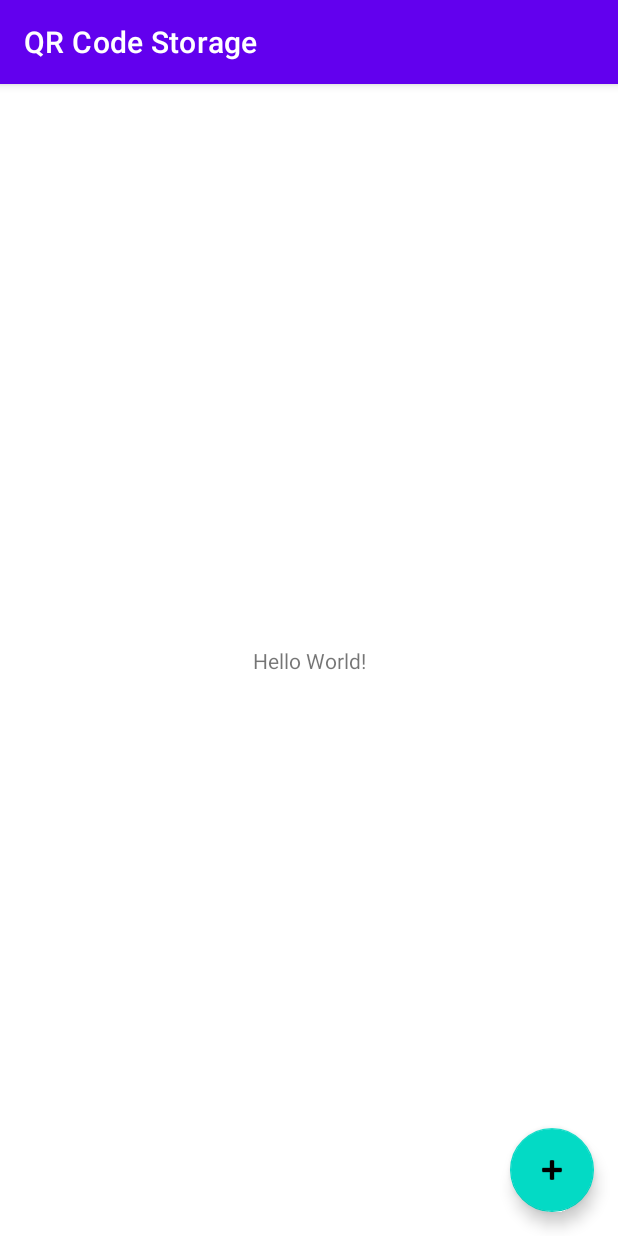
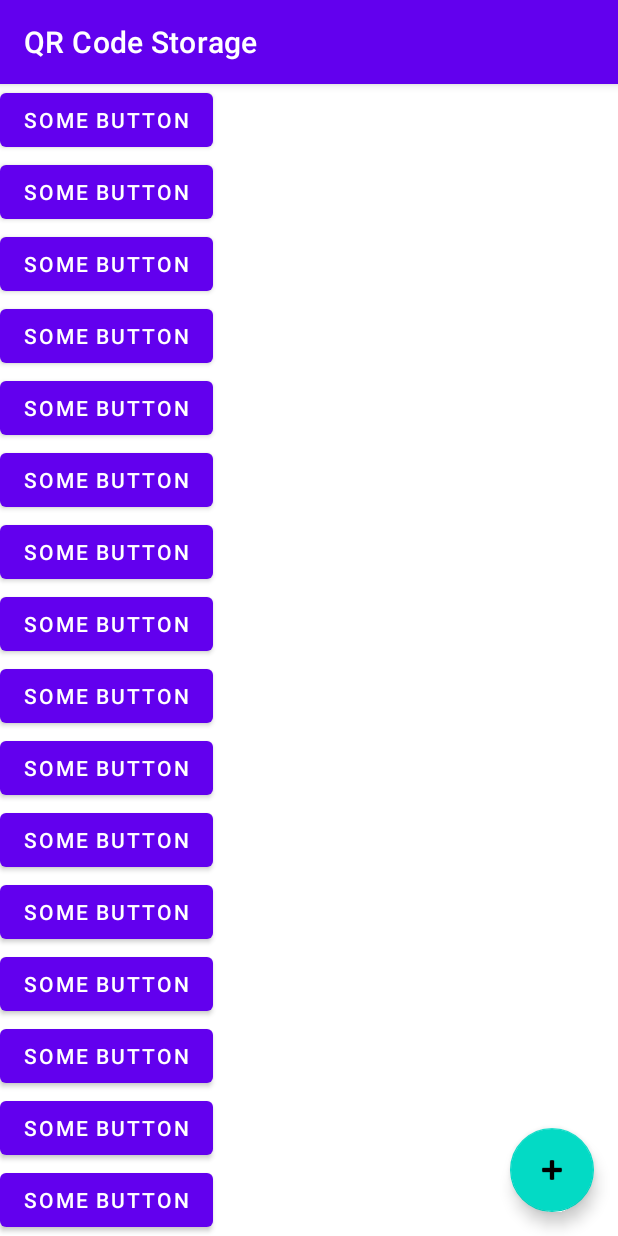
Before and after one commit to NWuensche/QRCodeStorage, an Android app: the screen it shows after launch (MainActivity), on a phone screen of 412 x 824 dp. Run offline under Robolectric (Android 15) with nearby library versions, the phone set to English and light mode, and no system bars; libraries missing offline, so code that uses them is left out: com.budiyev.android.

Commit message:
Add Recycler View and fill it

```diff
--- a/app/src/main/java/de/nwuensche/qrcodestorage/MainActivity.kt
+++ b/app/src/main/java/de/nwuensche/qrcodestorage/MainActivity.kt
@@ -3,16 +3,23 @@ package de.nwuensche.qrcodestorage
 import android.content.Intent
 import androidx.appcompat.app.AppCompatActivity
 import android.os.Bundle
+import android.widget.LinearLayout
 import android.widget.Toast
+import androidx.recyclerview.widget.LinearLayoutManager
+import androidx.recyclerview.widget.RecyclerView
 import com.budiyev.android.codescanner.*
 import com.google.android.material.floatingactionbutton.FloatingActionButton
 
 class MainActivity : AppCompatActivity() {
-    private lateinit var codeScanner: CodeScanner
-
+    //TODO Licenses Libraries
     override fun onCreate(savedInstanceState: Bundle?) {
         super.onCreate(savedInstanceState)
         setContentView(R.layout.activity_main)
+
+        val rView = findViewById<RecyclerView>(R.id.qrlist).apply {
+            layoutManager = LinearLayoutManager(this@MainActivity)
+            adapter = RAdapter()
+        }
 
         val fab = findViewById<FloatingActionButton>(R.id.floatingActionButton)
         fab.setOnClickListener {
--- /dev/null
+++ b/app/src/main/java/de/nwuensche/qrcodestorage/RAdapter.kt
@@ -0,0 +1,21 @@
+package de.nwuensche.qrcodestorage
+
+import android.view.LayoutInflater
+import android.view.View
+import android.view.ViewGroup
+import androidx.recyclerview.widget.RecyclerView
+
+class RAdapter : RecyclerView.Adapter<RAdapter.ViewHolder>() {
+
+    override fun onCreateViewHolder(parent: ViewGroup, viewType: Int): ViewHolder {
+        val view = LayoutInflater.from(parent.context).inflate(R.layout.row, parent, false)
+        return ViewHolder(view)
+    }
+
+    override fun getItemCount() = 30
+
+    override fun onBindViewHolder(holder: ViewHolder, position: Int) {
+    }
+
+    class ViewHolder(view: View) : RecyclerView.ViewHolder(view) {}
+}
--- a/app/src/main/res/layout/activity_main.xml
+++ b/app/src/main/res/layout/activity_main.xml
@@ -5,15 +5,6 @@
     android:layout_width="match_parent"
     android:layout_height="match_parent"
     tools:context=".MainActivity">
-
-    <TextView
-        android:layout_width="wrap_content"
-        android:layout_height="wrap_content"
-        android:text="Hello World!"
-        app:layout_constraintBottom_toBottomOf="parent"
-        app:layout_constraintLeft_toLeftOf="parent"
-        app:layout_constraintRight_toRightOf="parent"
-        app:layout_constraintTop_toTopOf="parent" />
 
     <!--16dp margin Standard from Sample app-->
     <com.google.android.material.floatingactionbutton.FloatingActionButton
@@ -27,4 +18,12 @@
         app:layout_constraintEnd_toEndOf="parent"
         app:srcCompat="@android:drawable/ic_input_add" />
 
+    <androidx.recyclerview.widget.RecyclerView
+        android:id="@+id/qrlist"
+        android:layout_width="match_parent"
+        android:layout_height="match_parent"
+        app:layout_constraintBottom_toBottomOf="parent"
+        app:layout_constraintTop_toTopOf="parent"
+        tools:layout_editor_absoluteX="1dp" />
+
 </androidx.constraintlayout.widget.ConstraintLayout>
--- /dev/null
+++ b/app/src/main/res/layout/row.xml
@@ -0,0 +1,14 @@
+<?xml version="1.0" encoding="utf-8"?>
+<androidx.constraintlayout.widget.ConstraintLayout xmlns:android="http://schemas.android.com/apk/res/android"
+    xmlns:app="http://schemas.android.com/apk/res-auto"
+    android:layout_width="match_parent"
+    android:layout_height="wrap_content">
+
+    <Button
+        android:layout_width="wrap_content"
+        android:layout_height="wrap_content"
+        android:text="Some Button"
+        app:layout_constraintStart_toStartOf="parent"
+        app:layout_constraintTop_toTopOf="parent" />
+
+</androidx.constraintlayout.widget.ConstraintLayout>
```
